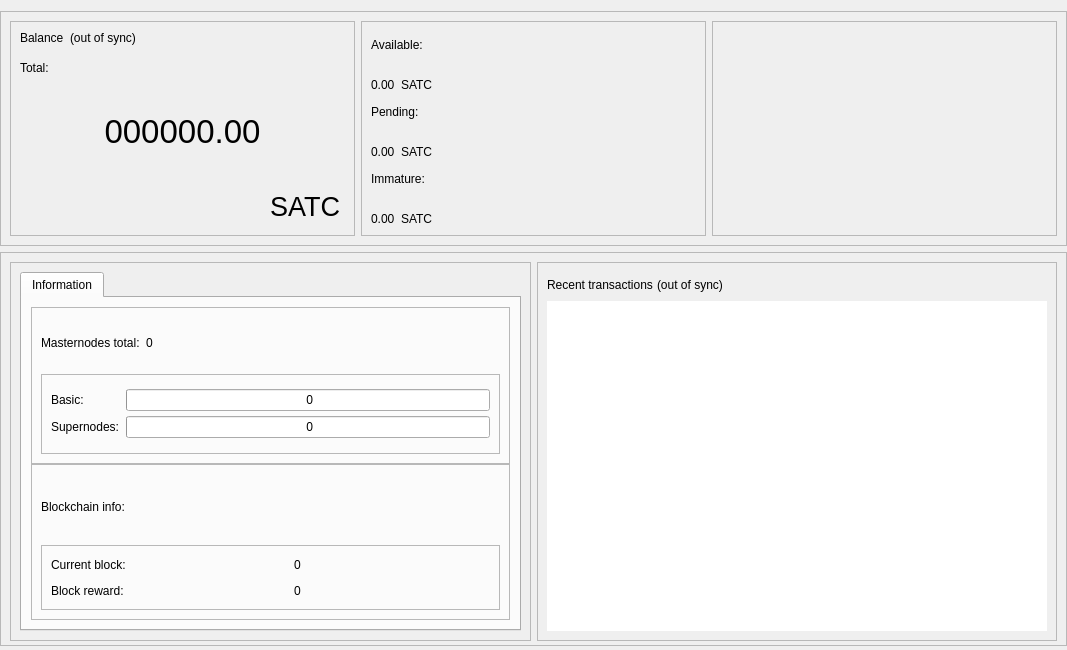
First picture: the form in src/qt/forms/overviewpage.ui, repository SatoshiCoin-Crypto/SWYFT.Network-SATC, before the edit.
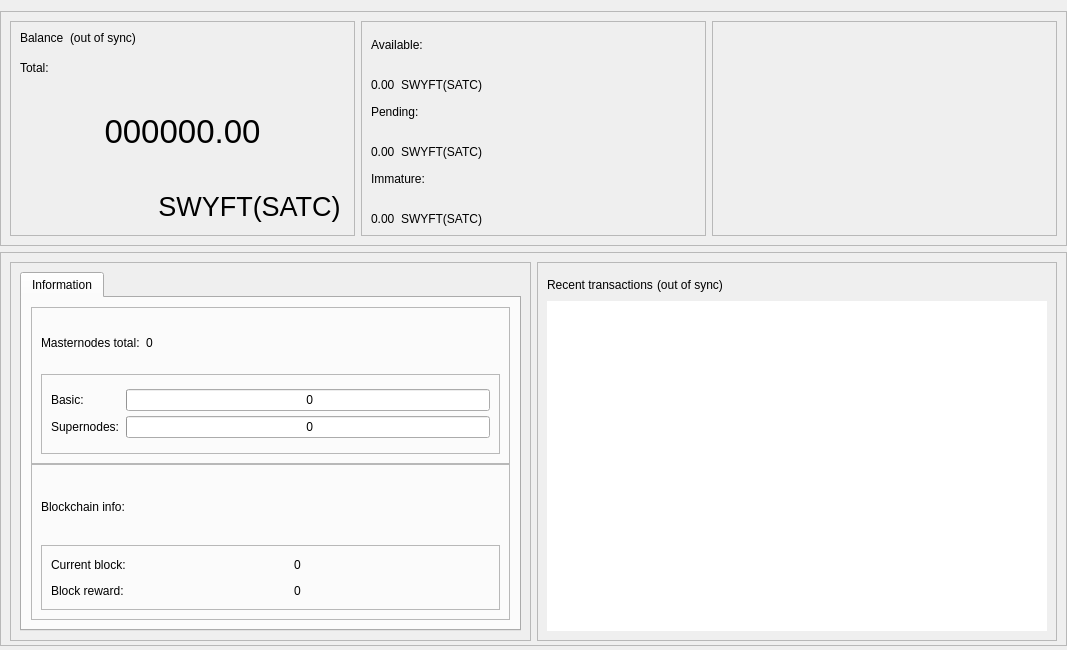
Second picture: the form after the edit.

Commit message: v1.0.3.0 Rebranding to SWYFT

```diff
--- a/src/qt/forms/overviewpage.ui
+++ b/src/qt/forms/overviewpage.ui
@@ -251,7 +251,7 @@
                   <cursorShape>PointingHandCursor</cursorShape>
                  </property>
                  <property name="text">
-                  <string>SATC</string>
+                  <string>SWYFT(SATC)</string>
                  </property>
                  <property name="flat">
                   <bool>true</bool>
@@ -310,7 +310,7 @@
                <item>
                 <widget class="QLabel" name="label_SATC2">
                  <property name="text">
-                  <string>SATC</string>
+                  <string>SWYFT(SATC)</string>
                  </property>
                  <property name="alignment">
                   <set>Qt::AlignBottom|Qt::AlignLeading|Qt::AlignLeft</set>
@@ -354,7 +354,7 @@
                <item>
                 <widget class="QLabel" name="label_SATC3">
                  <property name="text">
-                  <string>SATC</string>
+                  <string>SWYFT(SATC)</string>
                  </property>
                  <property name="alignment">
                   <set>Qt::AlignBottom|Qt::AlignLeading|Qt::AlignLeft</set>
@@ -398,7 +398,7 @@
                <item>
                 <widget class="QLabel" name="label_SATC4">
                  <property name="text">
-                  <string>SATC</string>
+                  <string>SWYFT(SATC)</string>
                  </property>
                  <property name="alignment">
                   <set>Qt::AlignBottom|Qt::AlignLeading|Qt::AlignLeft</set>
```
The commit also changes 349 other files.
